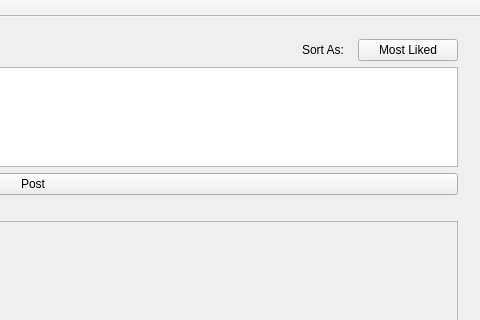
Before: the Qt Designer form forms/FeedWindow.ui in HyprSpark/Social-Media, drawn with Qt 5; both pictures show x 520 to 1000 and y 0 to 320 of the 1000 by 600 pixel window.
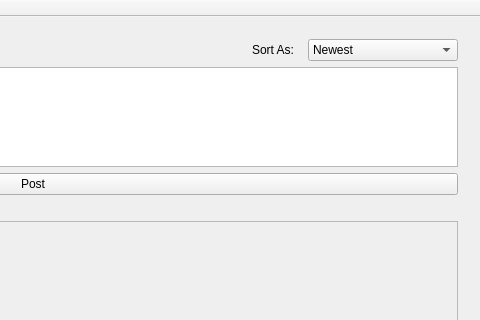
After: the same form once the commit is applied.

What changed in the file:
```diff
--- a/forms/FeedWindow.ui
+++ b/forms/FeedWindow.ui
@@ -121,16 +121,28 @@
           </widget>
          </item>
          <item>
-          <widget class="QPushButton" name="btnSort">
+          <widget class="QComboBox" name="selectAlgo">
            <property name="maximumSize">
             <size>
-             <width>100</width>
+             <width>150</width>
              <height>16777215</height>
             </size>
            </property>
+           <item>
+            <property name="text">
+             <string>Newest</string>
+            </property>
+           </item>
+           <item>
            <property name="text">
             <string>Most Liked</string>
            </property>
+           </item>
+           <item>
+            <property name="text">
+             <string>Following</string>
+            </property>
+           </item>
           </widget>
          </item>
         </layout>
```
Lines whose indentation alone changed are shown as unchanged.
